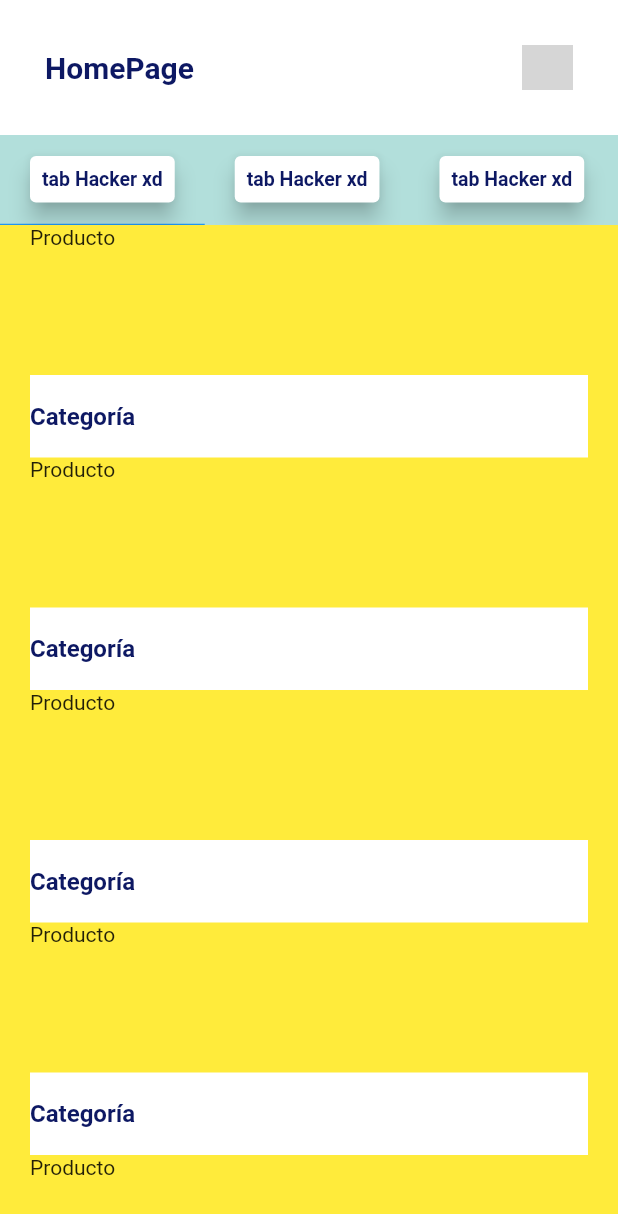
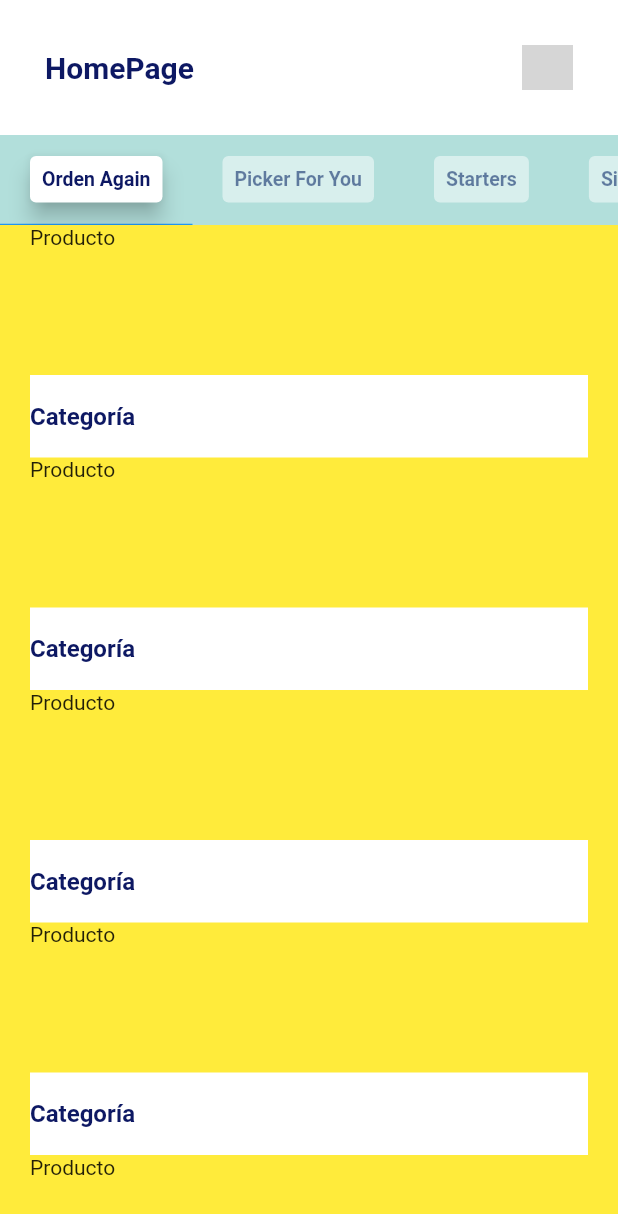
Before and after one commit to IsraMejia/RappiTabController, a Flutter app: the screen it shows after launch, on a phone screen of 412 x 824 dp. Shown: the top 1214 px of the screen. Run offline on Flutter 3.47's test engine with Material 2 defaults, Android fonts, the phone set to English and light mode, and no system bars; network calls fail; grey boxes are pictures that could not be loaded.

Commit message:
Se creo la animacion con bloc de elevation y opaciodad, para los tabCategory

```diff
--- a/lib/rappi_bloc.dart
+++ b/lib/rappi_bloc.dart
@@ -4,8 +4,15 @@ import 'package:rappi_ui_tabcontroller/rappi_data.dart';
 
 class RappiBLoC with ChangeNotifier{
    List<RappiTabCategory> tabs = []; //Inicializamos la lista de tipo RappiTabCategory
+   TabController tabController ;
 
-  void init(){
+  void init(TickerProvider ticker){
+
+     tabController = TabController(
+      length: rappiCategories.length ,
+      vsync: ticker //Se le asigna el vsync del widget de la pantalla
+    );
+
     for (int i =0; i< rappiCategories.length ; i++){
       final category = rappiCategories[i];
       tabs.add( RappiTabCategory(
@@ -16,6 +23,17 @@ class RappiBLoC with ChangeNotifier{
     }//ciclo de asignacion
   }//init
 
+
+  void onCategorySelected(int index) {
+    final selected = tabs[index] ;
+    for (int i =0; i< tabs.length ; i++){
+          tabs[i] = tabs[i].copyWith(tabs[i] == selected);
+          //Si la tabCategory es la que se selecciono en el tabController
+          //Se reemplazan los objetos cuando son seleccionados
+    }
+    notifyListeners(); //Se notifica al listener para que se haga el cambio al clonado xd
+  }
+
 }//class RappiBLoC
 
 class RappiTabCategory {
@@ -25,6 +43,9 @@ class RappiTabCategory {
     @required this.selected
   });
 
+  RappiTabCategory copyWith(bool selected) => RappiTabCategory(category: category, selected: selected) ;
+  //Se clona el objeto Solo Si es seleccionado y, se pone su elevation y opaciodad para crear la animacion
+
   final RappiCategory category;
   final bool selected;//Estado de seleccionado o no la categoria
 
--- a/lib/rappi_concept.dart
+++ b/lib/rappi_concept.dart
@@ -1,4 +1,5 @@
 import 'package:flutter/material.dart';
+import 'package:rappi_ui_tabcontroller/rappi_bloc.dart';
 
 const _backgroundColor = Color(0xFFF6F9FA);
 const _blueColor = Color(0xFF0D1863);
@@ -16,15 +17,11 @@ class RappiConcept extends StatefulWidget {
 class _RappiConceptState extends State<RappiConcept> with SingleTickerProviderStateMixin{
   //Hacemos el mixing SingleTickerProviderStateMixin para poder uar el vsync en el tab controller
 
-  TabController _tabController ;
+  final _bloc = RappiBLoC();
 
   @override
   void initState() {
-    _tabController = TabController(
-      length: 10 ,
-      vsync: this //Se le asigna el vsync del widget de la pantalla
-    );
-
+    _bloc.init(this); //Para mandarle el vsync necesario para el tabcontroller que esta en el rappi_bloc.dart
     super.initState();
   }
 
@@ -33,7 +30,9 @@ class _RappiConceptState extends State<RappiConcept> with SingleTickerProviderSt
     return Scaffold(
       backgroundColor: _backgroundColor,
       body: SafeArea(
-        child: Column(
+        child: AnimatedBuilder( //elevation y opaciodad como animacion en las categorias
+          animation: _bloc, //Le pasamos con BLoC la animaicion (Que resale el tab)
+          builder: (contextbuilder , crearWidget) => Column(
             crossAxisAlignment: CrossAxisAlignment.stretch ,
             children: [
               Container(//El homepage
@@ -63,12 +62,15 @@ class _RappiConceptState extends State<RappiConcept> with SingleTickerProviderSt
                 color: Colors.teal[100] ,
                 height: 60,
                 child: TabBar(
-                controller: _tabController ,
+                  controller: _bloc.tabController ,
                   indicatorWeight: 0.9, //En 0.1 es casi imperseptible, pero a mi si me gusta jeje
                   isScrollable: true,
-                tabs: List.generate(10, (index) => _RappiTabWidget() ),
-                //Genera la lista de 10 widgets que recibe tabs 👀
-
+                  // tabs: List.generate(10, (index) => _RappiTabWidget() ),
+                  //Genera la lista de 10 widgets que recibe tabs 👀 Asi se hacia antes xd
+                  tabs: _bloc.tabs.map((e) => _RappiTabWidget(e)).toList()  ,
+                  //mapea los elementos de la lista tap para generar los _RappiTabWidget
+                  //una vez creados los odenamos en una lista de tipo _RappiTabWidget que se manda a tabs:
+                  onTap: _bloc.onCategorySelected, //para elevarlo o no si se selecciono, recibe index
                 ),
               ),
 
@@ -91,6 +93,7 @@ class _RappiConceptState extends State<RappiConcept> with SingleTickerProviderSt
                 ),
               )
             ],
+          ),
         )
       ),
     );
@@ -100,19 +103,25 @@ class _RappiConceptState extends State<RappiConcept> with SingleTickerProviderSt
 } // class _RappiConceptState
 
 class _RappiTabWidget  extends StatelessWidget {
+  const _RappiTabWidget(this.category); //constructor de la clase
+  final RappiTabCategory category;
 
     @override
     Widget build(BuildContext context) {
-      return Card(
-         elevation: 6,
+      final selected = category.selected;
+      return Opacity(
+        opacity: (selected) ? 1 : 0.5, //Para resaltar la el tabCategory seleccionado
+        child: Card(
+           elevation: (selected) ?  6 : 0, //Si esta seleccionado tiene elevacion de 6 , si no pos no xd
            child: Padding(
              padding: const EdgeInsets.all(8.0),
              child: Text(
-             'tab Hacker xd',
+               category.category.name ,
                style: TextStyle(
                  color: _blueColor,
                  fontWeight: FontWeight.bold,
                  fontSize: 13,
+               ),
              ),
            ),
         ),
```
Lines whose indentation alone changed are shown as unchanged.
